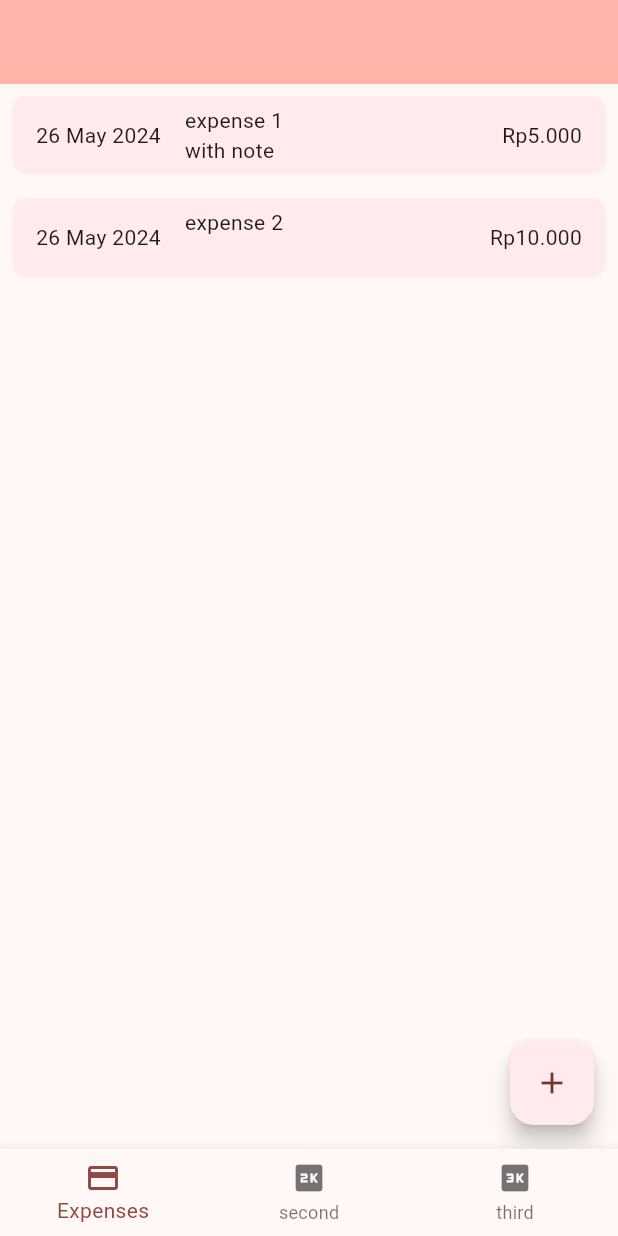
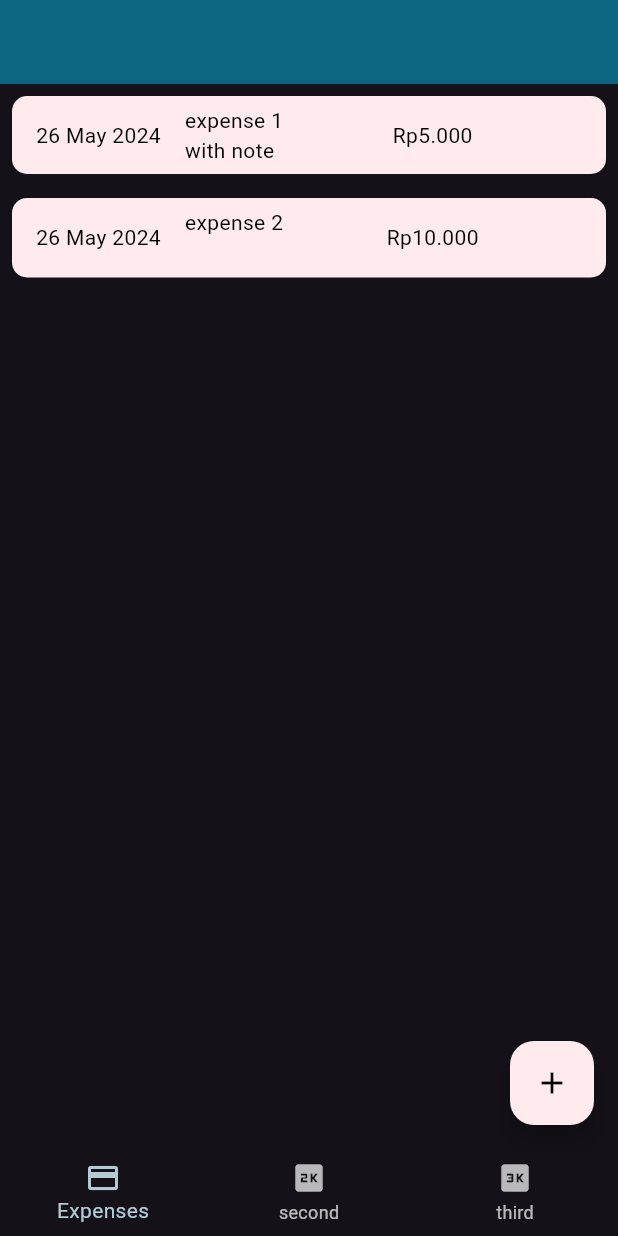
Before and after one commit to fahmialis/flutter_base, a Flutter app: the screen it shows after launch, on a phone screen of 412 x 824 dp. Run offline on Flutter 3.47's test engine with Material 3 defaults, Android fonts, the phone set to English and light mode, and no system bars; our stand-ins replace go_router.

Commit message:
add dark mode

```diff
--- a/lib/feature/expenses/feature/expense_screen.dart
+++ b/lib/feature/expenses/feature/expense_screen.dart
@@ -60,6 +60,7 @@ class _ExpenseScreenState extends State<ExpenseScreen> {
     return Scaffold(
       floatingActionButton: FloatingActionButton(
         backgroundColor: Colors.red[50],
+        foregroundColor: Colors.black,
         onPressed: () {
           openModalExpense(context, addExpense);
         },
@@ -78,7 +79,9 @@ class _ExpenseScreenState extends State<ExpenseScreen> {
                     onDismissed: (direction) {
                       deleteExpense(expenses[index]);
                     },
-                    child: ExpenseCard(expense: expenses[index]));
+                    child: ExpenseCard(
+                      expense: expenses[index],
+                    ));
               },
             )
           ],
--- a/lib/feature/expenses/feature/widgets/expense_card.dart
+++ b/lib/feature/expenses/feature/widgets/expense_card.dart
@@ -4,11 +4,9 @@ import 'package:roll_dice/feature/expenses/data/entities/expense_entitites.dart'
 import 'package:roll_dice/helpers/currency.dart';
 
 class ExpenseCard extends StatelessWidget {
-  const ExpenseCard({
-    super.key,
-    required this.expense,
-  });
+  const ExpenseCard({super.key, required this.expense, this.text});
 
+  final String? text;
   final ExpenseEntity expense;
 
   @override
@@ -31,20 +29,36 @@ class ExpenseCard extends StatelessWidget {
                 children: [
                   Row(
                     children: [
-                      Text(DateFormat("dd MMM yyyy").format(expense.date)),
+                      Text(
+                        DateFormat("dd MMM yyyy").format(expense.date),
+                        style: const TextStyle(color: Colors.black),
+                      ),
                       const SizedBox(
                         width: 16,
                       ),
                       Column(
                         crossAxisAlignment: CrossAxisAlignment.start,
                         children: [
-                          Text(expense.title),
-                          Text(expense.note ?? ''),
+                          Text(
+                            expense.title,
+                            style: const TextStyle(color: Colors.black),
+                          ),
+                          Text(
+                            expense.note ?? '',
+                            style: const TextStyle(color: Colors.black),
+                          ),
                         ],
                       ),
                     ],
                   ),
-                  Text(CurrencyFormat.convertToIdr(expense.amount, 0)),
+                  Text(
+                    CurrencyFormat.convertToIdr(expense.amount, 0),
+                    style: const TextStyle(color: Colors.black),
+                  ),
+                  Text(
+                    text ?? '',
+                    style: const TextStyle(color: Colors.black),
+                  ),
                 ],
               )),
         ],
--- a/lib/feature/main/feature/main_screen.dart
+++ b/lib/feature/main/feature/main_screen.dart
@@ -1,5 +1,14 @@
 import 'package:flutter/material.dart';
 import 'package:roll_dice/routes/router.dart';
+
+var kColorScheme = ColorScheme.fromSeed(
+  seedColor: const Color.fromARGB(255, 96, 59, 181),
+);
+
+var kDarkColorScheme = ColorScheme.fromSeed(
+  brightness: Brightness.dark,
+  seedColor: const Color.fromARGB(255, 5, 99, 125),
+);
 
 class HomeScreen extends StatefulWidget {
   const HomeScreen({Key? key}) : super(key: key);
@@ -14,10 +23,49 @@ class HomeScreenState extends State<HomeScreen> {
     return MaterialApp.router(
       debugShowCheckedModeBanner: false,
       title: 'testApp',
-      theme: ThemeData(
-        colorScheme: ColorScheme.fromSeed(seedColor: Colors.red),
-        useMaterial3: true,
+      darkTheme: ThemeData.dark().copyWith(
+        colorScheme: kDarkColorScheme,
+        cardTheme: const CardTheme().copyWith(
+          color: kDarkColorScheme.secondaryContainer,
+          margin: const EdgeInsets.symmetric(
+            horizontal: 16,
+            vertical: 8,
+          ),
+        ),
+        elevatedButtonTheme: ElevatedButtonThemeData(
+          style: ElevatedButton.styleFrom(
+            backgroundColor: kDarkColorScheme.primaryContainer,
+            foregroundColor: kDarkColorScheme.onPrimaryContainer,
+          ),
+        ),
       ),
+      theme: ThemeData().copyWith(
+        colorScheme: kColorScheme,
+        appBarTheme: const AppBarTheme().copyWith(
+          backgroundColor: kColorScheme.onPrimaryContainer,
+          foregroundColor: kColorScheme.primaryContainer,
+        ),
+        cardTheme: const CardTheme().copyWith(
+          color: kColorScheme.secondaryContainer,
+          margin: const EdgeInsets.symmetric(
+            horizontal: 16,
+            vertical: 8,
+          ),
+        ),
+        elevatedButtonTheme: ElevatedButtonThemeData(
+          style: ElevatedButton.styleFrom(
+            backgroundColor: kColorScheme.primaryContainer,
+          ),
+        ),
+        textTheme: ThemeData().textTheme.copyWith(
+              titleLarge: TextStyle(
+                fontWeight: FontWeight.bold,
+                color: kColorScheme.onSecondaryContainer,
+                fontSize: 16,
+              ),
+            ),
+      ),
+      themeMode: ThemeMode.dark,
       routerConfig: MainRouter.router,
     );
   }
```
